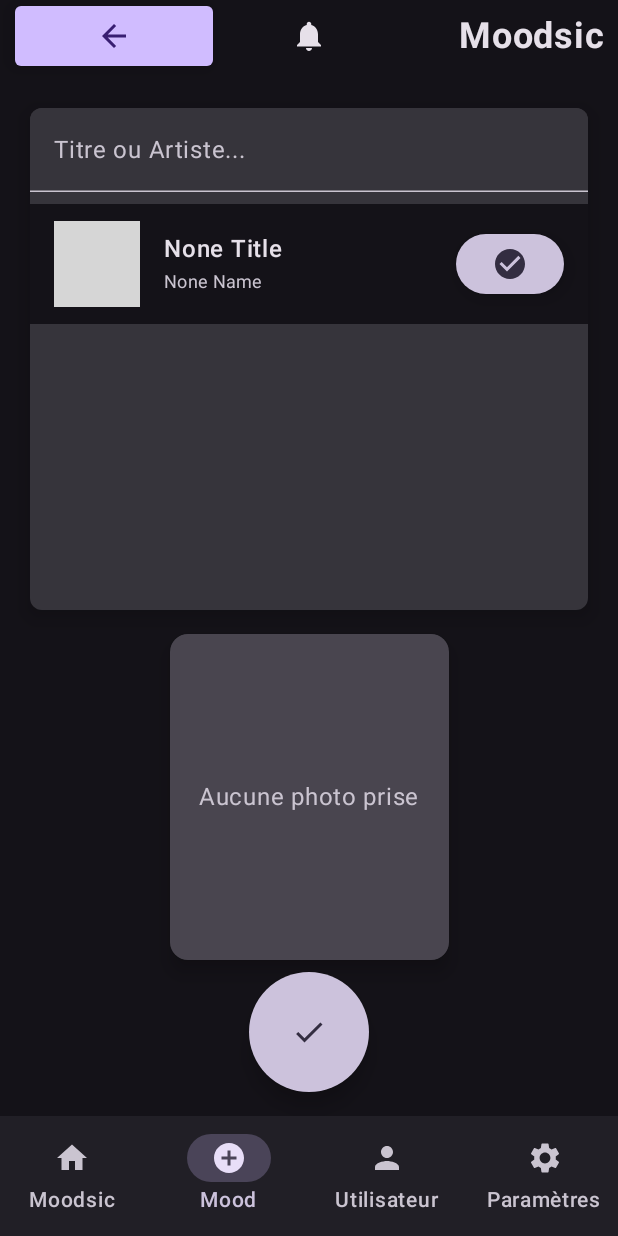
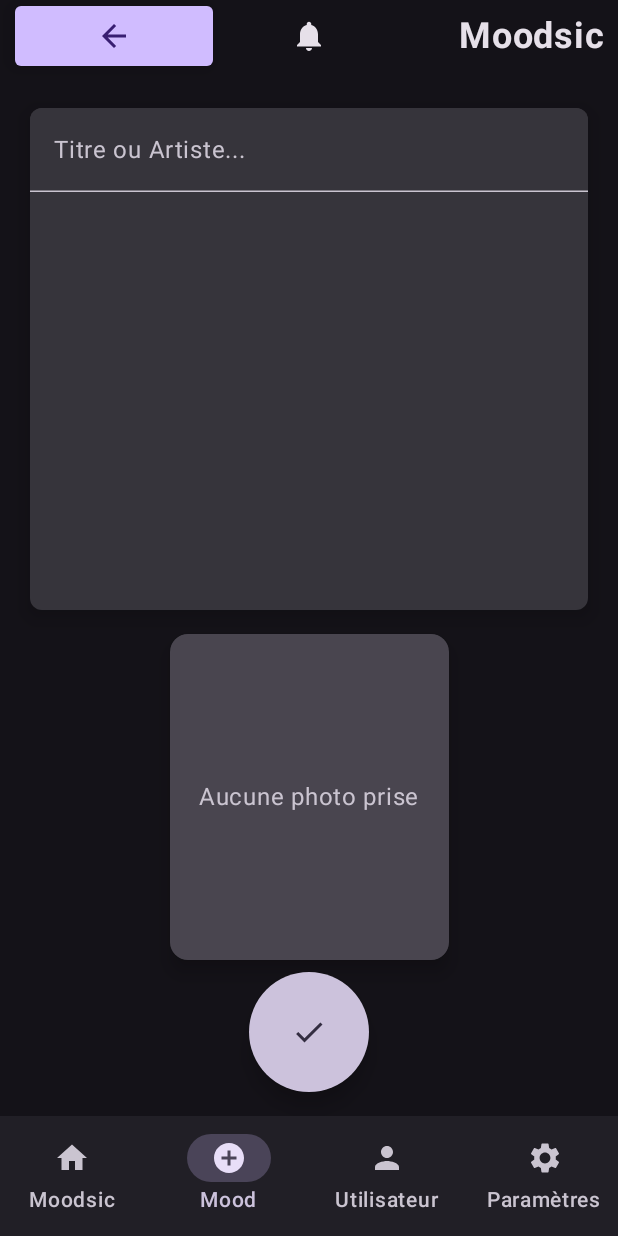
Before and after one commit to CorentinRt/AndroidMobile_ProjetLibre_2026, an Android app built with Jetpack Compose: the NewShareChooseMusicScreen screen opened through its navigation route, on a phone screen of 412 x 824 dp. Run offline under Robolectric (Android 15) with nearby library versions, the phone set to English and light mode, and no system bars; pictures from the network do not load; grey boxes are pictures that could not be loaded.

Commit message:
[FIX] fix issue with text of tracks scaling weirdly + unicity of tracks previsualisation

```diff
--- a/app/src/main/java/ca/uqac/cours/moodsic_projetlibre_2026/ui/theme/screens/NewShareChooseMusicScreen.kt
+++ b/app/src/main/java/ca/uqac/cours/moodsic_projetlibre_2026/ui/theme/screens/NewShareChooseMusicScreen.kt
@@ -256,7 +256,9 @@ fun MusicPropositionsList(
     ) {
         items(
             items = tracks,
-            key = { it.id }
+            key = {
+                it.id
+            }
         ) { track ->
 
             TrackItem(
@@ -267,12 +269,6 @@ fun MusicPropositionsList(
             )
 
             HorizontalDivider()
-        }
-
-        item{
-            TrackItem(
-                modifier = Modifier.fillMaxWidth()
-            )
         }
     }
 }
@@ -285,77 +281,18 @@ fun TrackItem(
     onSelectTrack: (DeezerTrack) -> Unit = {},
     selectedTrack: DeezerTrack? = null
 ){
-    var title = "None Title"
-    var artistName = "None Name"
-    var albumCover = ""
-
-    if (track != null){
-
-        title = track.title
-        artistName = track.artist.name
-        albumCover = track.album.cover
-    }
-
-    ListItem(
-        modifier = modifier.height(80.dp),
-        headlineContent = {
-            Row(
-                verticalAlignment = Alignment.CenterVertically
-            ){
-                Text(
-                    modifier = Modifier.weight(2f),
-                    text = title,
-                    fontSize = 16.sp,
-                    fontWeight = FontWeight.SemiBold
-                )
-                if (track != null && selectedTrack?.id == track.id){
-                    LinearProgressIndicator(
-                        modifier = Modifier.weight(1f)
-                    )
-                }
-                else{
-                    Spacer(Modifier.weight(1f))
-                }
-            }
-        },
-        supportingContent = {
-            Text(
-                text = artistName,
-                fontSize = 12.sp
-            )
-        },
-        leadingContent = {
-            AsyncImage(
-                model = albumCover,
-                contentDescription = "Album Cover",
-                modifier = Modifier
-                    .fillMaxHeight(0.9f)
-                    .aspectRatio(1f)
-                    .clip(RoundedCornerShape(8.dp)),
-                contentScale = ContentScale.Crop
-            )
-        },
-        trailingContent = {
-            CustomAppButton(
-                onClick = {
-                    if (track != null){
-                        onSelectTrack(track)
-                    }
-                },
-                colors = ButtonDefaults.buttonColors(
-                    containerColor = MaterialTheme.colorScheme.secondary,
-                    contentColor = MaterialTheme.colorScheme.onSecondary
-                ),
-                shape = CircleShape
-            ) {
-                Icon(
-                    imageVector =
-                        if (track != null && selectedTrack?.id == track.id)
-                            Icons.Default.Done
-                        else
-                            Icons.Default.CheckCircle,
-                    contentDescription = "Track Chose State"
-                )
+    TrackPrevisualisation(
+        modifier = modifier
+            .height(80.dp),
+        track = track,
+        isPlaying =
+            if (selectedTrack != null && track != null)
+                selectedTrack == track
+            else
+                false,
+        onTogglePlayTrack = {
+            if (track != null){
+                onSelectTrack(track)
             }
         }
     )
```
Also changed, not shown: app/src/main/java/ca/uqac/cours/moodsic_projetlibre_2026/ui/theme/screens/NewShareConfirmScreen.kt (+23 -3 lines).
